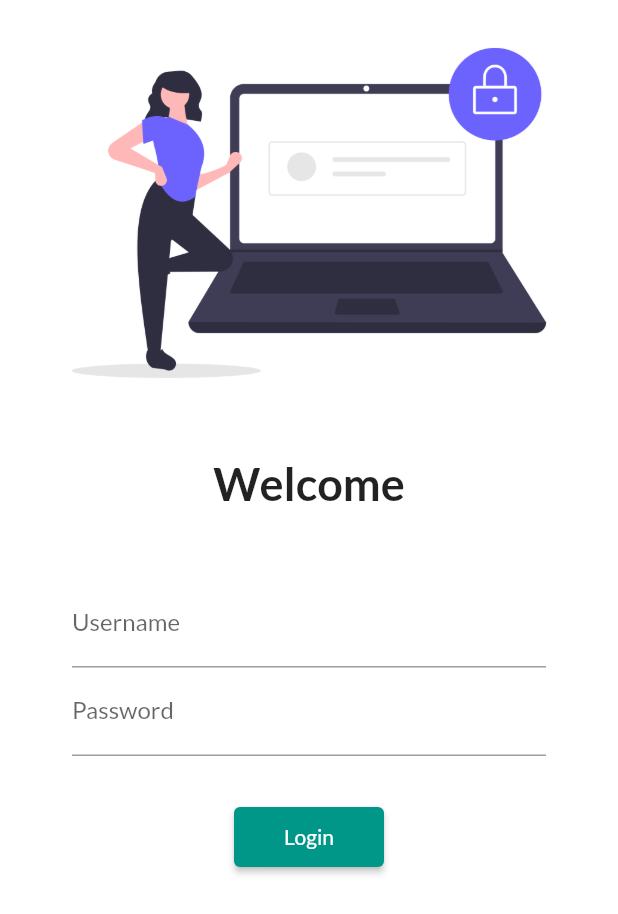
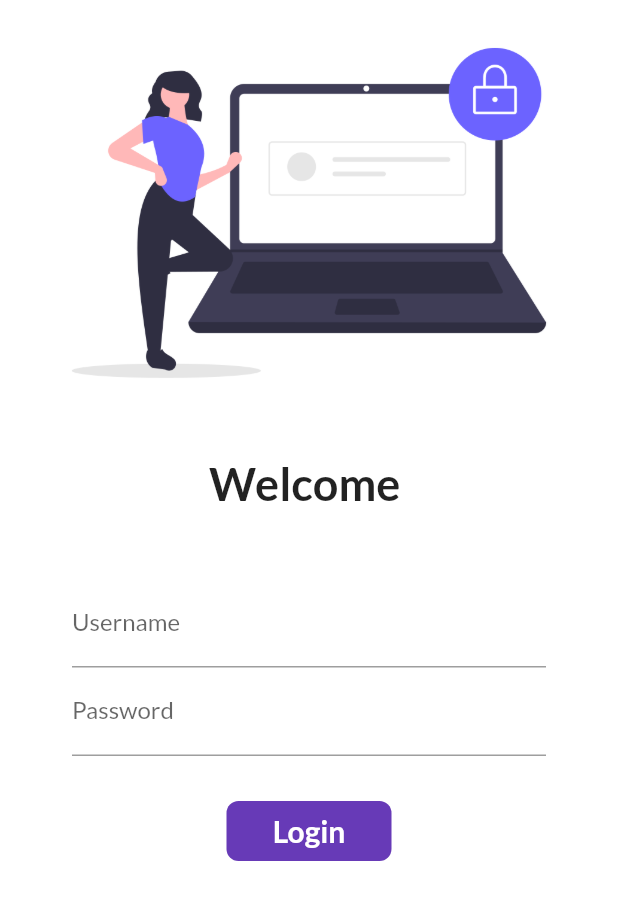
Before and after one commit to saikiasarat/30daysofFlutter, a Flutter app: the screen it shows after launch, on a phone screen of 412 x 824 dp. Shown: the top 914 px of the screen. Run offline on Flutter 3.47's test engine with Material 2 defaults, Android fonts, the phone set to English and light mode, and no system bars; our stand-ins replace google_fonts.

Commit message:
day6 completed

```diff
--- a/lib/pages/login_page.dart
+++ b/lib/pages/login_page.dart
@@ -1,8 +1,16 @@
 import 'package:flutter/material.dart';
 import 'package:flutter_application_1/utils/routes.dart';
 
-class LoginPage extends StatelessWidget {
+class LoginPage extends StatefulWidget {
   const LoginPage({Key? key}) : super(key: key);
+
+  @override
+  _LoginPageState createState() => _LoginPageState();
+}
+
+class _LoginPageState extends State<LoginPage> {
+  String name = "";
+  bool changeButton = false;
 
   @override
   Widget build(BuildContext context) {
@@ -19,7 +27,7 @@ class LoginPage extends StatelessWidget {
               height: 20.0,
             ),
             Text(
-              "Welcome",
+              "Welcome $name",
               style: TextStyle(
                 fontSize: 30,
                 fontWeight: FontWeight.bold,
@@ -38,6 +46,10 @@ class LoginPage extends StatelessWidget {
                       hintText: "Enter username",
                       labelText: "Username",
                     ),
+                    onChanged: (value) {
+                      name = value;
+                      setState(() {});
+                    },
                   ),
                   TextFormField(
                     obscureText: true,
@@ -49,13 +61,47 @@ class LoginPage extends StatelessWidget {
                   SizedBox(
                     height: 30.0,
                   ),
-                  ElevatedButton(
-                    child: Text("Login"),
-                    style: TextButton.styleFrom(minimumSize: Size(100, 40)),
-                    onPressed: () {
+
+                  InkWell(
+                    onTap: () async {
+                      setState(() {
+                        changeButton = true;
+                      });
+
+                      await Future.delayed(Duration(seconds: 1));
                       Navigator.pushNamed(context, MyRoutes.homeRoute);
                     },
-                  ),
+                    child: AnimatedContainer(
+                      duration: Duration(seconds: 1),
+                      width: changeButton ? 50 : 110,
+                      height: 40,
+                      alignment: Alignment.center,
+                      child: changeButton
+                          ? Icon(
+                              Icons.done,
+                              color: Colors.white,
+                            )
+                          : Text(
+                              "Login",
+                              style: TextStyle(
+                                  color: Colors.white,
+                                  fontWeight: FontWeight.bold,
+                                  fontSize: 20.0),
+                            ),
+                      decoration: BoxDecoration(
+                          color: Colors.deepPurple,
+                          borderRadius:
+                              BorderRadius.circular(changeButton ? 55 : 8)),
+                    ),
+                  )
+
+                  // ElevatedButton(
+                  //   child: Text("Login"),
+                  //   style: TextButton.styleFrom(minimumSize: Size(100, 40)),
+                  //   onPressed: () {
+                  //     Navigator.pushNamed(context, MyRoutes.homeRoute);
+                  //   },
+                  // ),
                 ],
               ),
             ),
```
